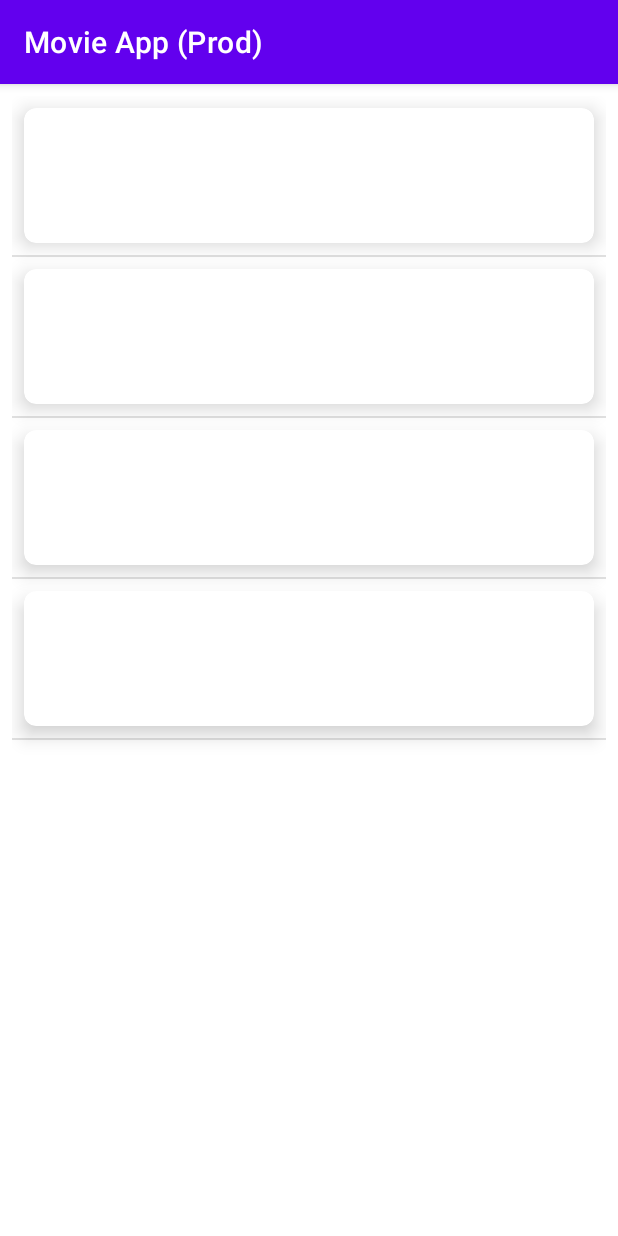
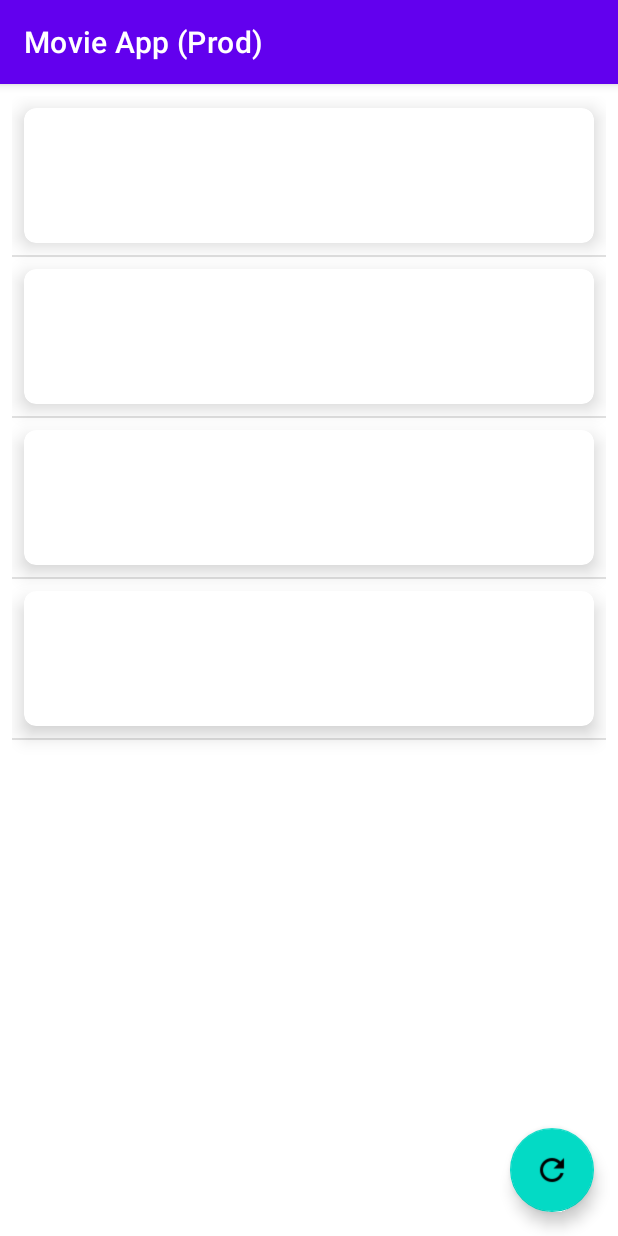
Before and after one commit to apachucy/nextMovieApp, an Android app: the fragment MovieListFragment placed in its activity, on a phone screen of 412 x 824 dp. Run offline under Robolectric (Android 15) with nearby library versions, the phone set to English and light mode, and no system bars; our stand-ins replace data binding; 8 statements that could not run were skipped.

Commit message:
Add Fab for refresh action

```diff
--- a/app/app/src/main/java/unii/entertainment/movie/movieapp/ui/movie_list/MovieListFragment.kt
+++ b/app/app/src/main/java/unii/entertainment/movie/movieapp/ui/movie_list/MovieListFragment.kt
@@ -38,7 +38,7 @@ class MovieListFragment : Fragment() {
         super.onViewCreated(view, savedInstanceState)
 
         setupRecyclerView()
-        setupRefreshListener()
+        setupRefresh()
         observe()
     }
 
@@ -47,6 +47,18 @@ class MovieListFragment : Fragment() {
         _binding = null
         super.onDestroy()
     }
+
+    private fun setupRefresh() {
+        setupFab()
+        setupRefreshListener()
+    }
+
+    private fun setupFab() {
+        binding.movieListFabAction.setOnClickListener {
+            viewModel.fetchMovieList()
+        }
+    }
+
 
     private fun setupRefreshListener() {
         binding.movieListSwiperefresh.setOnRefreshListener {
--- a/app/app/src/main/res/layout/movie_list_fragment.xml
+++ b/app/app/src/main/res/layout/movie_list_fragment.xml
@@ -21,6 +21,8 @@
             android:layout_width="match_parent"
             android:layout_height="match_parent"
             tools:listitem="@layout/row_movie" />
+
+
     </androidx.swiperefreshlayout.widget.SwipeRefreshLayout>
 
     <ProgressBar
@@ -32,4 +34,16 @@
         app:layout_constraintEnd_toEndOf="parent"
         app:layout_constraintStart_toStartOf="parent"
         app:layout_constraintTop_toTopOf="parent" />
+
+    <com.google.android.material.floatingactionbutton.FloatingActionButton
+        android:id="@+id/movie_list_fab_action"
+        android:layout_width="wrap_content"
+        android:layout_height="wrap_content"
+        android:layout_gravity="bottom"
+        android:layout_marginEnd="16dp"
+        android:layout_marginBottom="16dp"
+        android:contentDescription="@string/refresh_action"
+        android:src="@drawable/outline_refresh_black_24"
+        app:layout_constraintBottom_toBottomOf="parent"
+        app:layout_constraintEnd_toEndOf="parent" />
 </androidx.constraintlayout.widget.ConstraintLayout>
--- a/app/app/src/main/res/values/strings.xml
+++ b/app/app/src/main/res/values/strings.xml
@@ -9,4 +9,5 @@
     <string name="category_upcoming">Upcoming</string>
     <string name="network_error">Error with getting data %1$s</string>
     <string name="image_content_description">Film poster</string>
+    <string name="refresh_action">action for refreshing view</string>
 </resources>
```
Also changed, not shown: app/app/src/main/res/drawable/outline_refresh_black_24.png (added), 1 other file.
